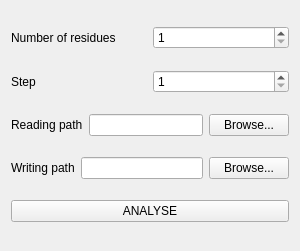
Old version of the form ProteinConfigStats/form/SEProteinConfigStatsAppGUI.ui in the repository INF473S/INF473S-X15.
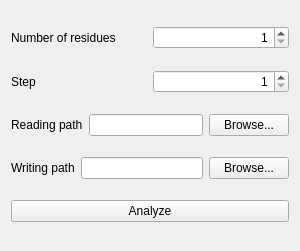
New version of the form.

```diff
--- a/ProteinConfigStats/form/SEProteinConfigStatsAppGUI.ui
+++ b/ProteinConfigStats/form/SEProteinConfigStatsAppGUI.ui
@@ -31,6 +31,9 @@
      </item>
      <item>
       <widget class="QSpinBox" name="spinBox_NR">
+       <property name="alignment">
+        <set>Qt::AlignRight|Qt::AlignTrailing|Qt::AlignVCenter</set>
+       </property>
        <property name="minimum">
         <number>1</number>
        </property>
@@ -52,6 +55,9 @@
      </item>
      <item>
       <widget class="QSpinBox" name="spinBox_S">
+       <property name="alignment">
+        <set>Qt::AlignRight|Qt::AlignTrailing|Qt::AlignVCenter</set>
+       </property>
        <property name="minimum">
         <number>1</number>
        </property>
@@ -107,7 +113,7 @@
    <item>
     <widget class="QPushButton" name="pushButton">
      <property name="text">
-      <string>ANALYSE</string>
+      <string>Analyze</string>
      </property>
     </widget>
    </item>
```
